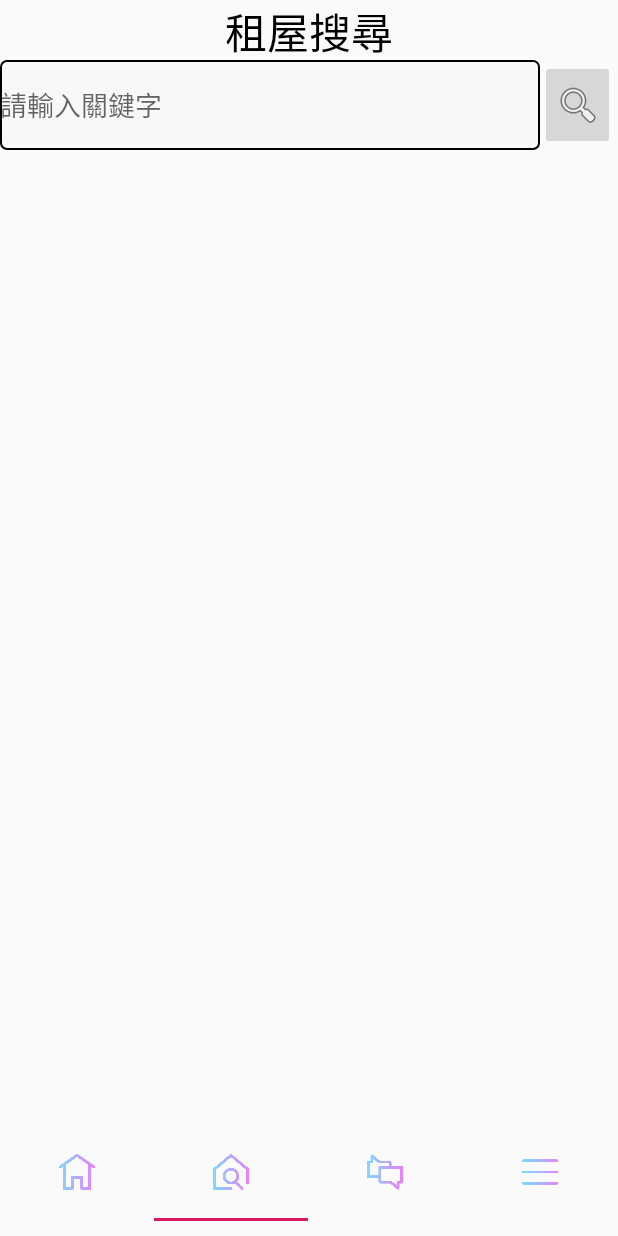
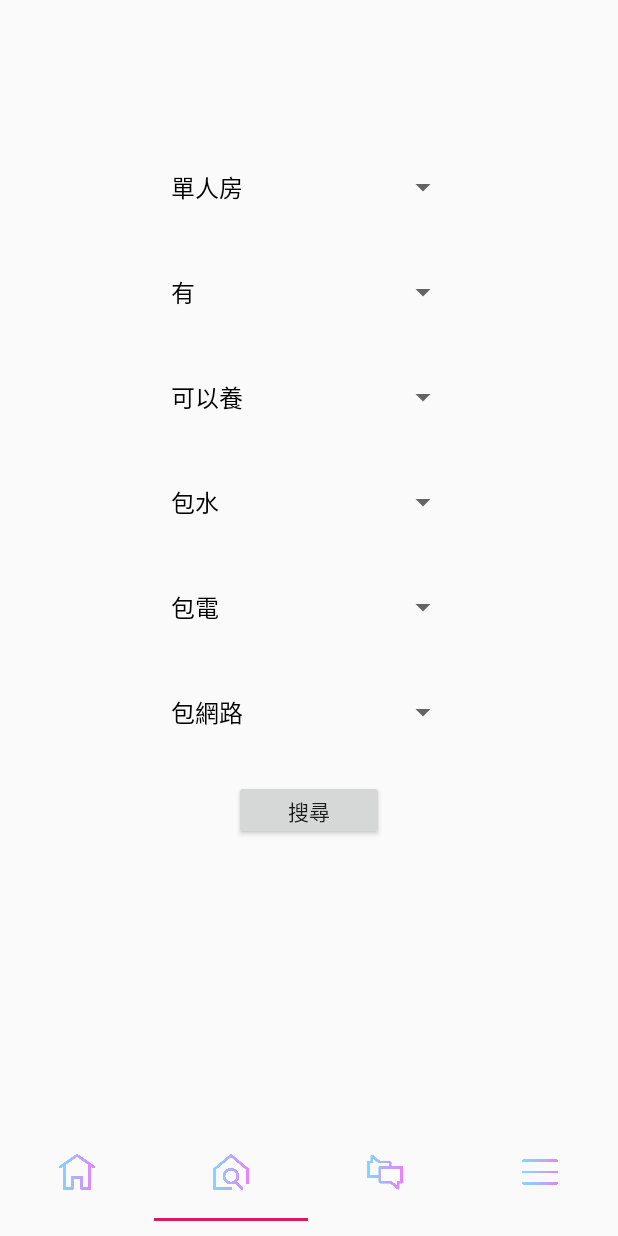
Before and after one commit to Jabo1209/PCCU, an Android app: the StudentSigninSuccess screen opened directly, with no data from a screen before it, item 2 of the bottom bar chosen, on a phone screen of 412 x 824 dp. Run offline under Robolectric (Android 15) with nearby library versions, the phone set to English and light mode, and no system bars.

Commit message:
2019/09/18

```diff
--- a/app/src/main/AndroidManifest.xml
+++ b/app/src/main/AndroidManifest.xml
@@ -4,6 +4,9 @@
     package="com.example.pccu">
 
     <uses-permission android:name="android.permission.INTERNET" />
+    <uses-permission android:name="android.permission.WRITE_SETTINGS"
+        tools:ignore="ProtectedPermissions" />
+    <uses-permission android:name="android.permission.ACCESS_NETWORK_STATE" />
 
     <application
         android:allowBackup="true"
--- a/app/src/main/java/com/example/pccu/LoginSuccess/StudentSigninSuccess.java
+++ b/app/src/main/java/com/example/pccu/LoginSuccess/StudentSigninSuccess.java
@@ -6,11 +6,11 @@ import android.support.v4.app.Fragment;
 import android.support.v4.view.ViewPager;
 import android.support.v7.app.AppCompatActivity;
 
+import com.example.pccu.More.FragmentMore_main;
 import com.example.pccu.R;
 import com.example.pccu.Student_Fragment.SS_Fragment_chateroom;
 import com.example.pccu.Student_Fragment.SS_Fragment_homepage;
-import com.example.pccu.More.FragmentMore_main;
-import com.example.pccu.Student_Fragment.SS_Fragment_search;
+import com.example.pccu.Student_Fragment.SS_Fragment_search_main;
 
 import java.util.ArrayList;
 import java.util.List;
@@ -45,7 +45,7 @@ public class StudentSigninSuccess extends AppCompatActivity {
 
     private void setViewPager(){
         SS_Fragment_homepage myFragment0 = new SS_Fragment_homepage();
-        SS_Fragment_search myFragment1 = new SS_Fragment_search();
+        SS_Fragment_search_main myFragment1 = new SS_Fragment_search_main();
         SS_Fragment_chateroom myFragment2 = new SS_Fragment_chateroom();
         FragmentMore_main myFragment3 = new FragmentMore_main();
         List<Fragment> fragmentList = new ArrayList<Fragment>();
--- a/app/src/main/java/com/example/pccu/Student_Fragment/SS_Fragment_search.java
+++ b/app/src/main/java/com/example/pccu/Student_Fragment/SS_Fragment_search.java
@@ -1,35 +1,25 @@
 package com.example.pccu.Student_Fragment;
 
 import android.os.Bundle;
-import android.support.annotation.NonNull;
 import android.support.v4.app.Fragment;
-import android.support.v7.widget.LinearLayoutManager;
-import android.support.v7.widget.RecyclerView;
+import android.support.v4.app.FragmentManager;
+import android.support.v4.app.FragmentTransaction;
 import android.view.LayoutInflater;
 import android.view.View;
 import android.view.ViewGroup;
-import android.widget.EditText;
-import android.widget.ImageButton;
+import android.widget.AdapterView;
+import android.widget.ArrayAdapter;
+import android.widget.Button;
+import android.widget.Spinner;
+import android.widget.Toast;
 
 import com.example.pccu.R;
-import com.google.android.gms.tasks.OnCompleteListener;
-import com.google.android.gms.tasks.Task;
-import com.google.firebase.firestore.DocumentSnapshot;
-import com.google.firebase.firestore.FirebaseFirestore;
-import com.google.firebase.firestore.Query;
-import com.google.firebase.firestore.QuerySnapshot;
-
-import java.util.ArrayList;
 
 public class SS_Fragment_search extends Fragment {
 
-    private RecyclerView recyclerView;
-    private ArrayList<FirebaseBean> arrayList=new ArrayList<>();
-    private FirebaseFirestore db;
-    private ImageButton search;
-    private AdapterSearch adapterSearch;
-    private EditText editText;
-
+    Button search;
+    Spinner spinner,spinner1,spinner2,spinner3,spinner4,spinner5;
+    String sroom,sparkingspace,spet,swaterfee,selectricityfee,sinternet;
 
     @Override
     public View onCreateView(LayoutInflater inflater, ViewGroup container,
@@ -40,37 +30,144 @@ public class SS_Fragment_search extends Fragment {
         return view;
     }
 
-    private void initView(View view) {
-        search=(ImageButton)view.findViewById(R.id.search_btn);
-        recyclerView=(RecyclerView)view.findViewById(R.id.houseinfo);
-        editText=(EditText)view.findViewById(R.id.keyword);
+    public void initView(View v){
+        spinner=(Spinner) v.findViewById(R.id.spinner);
+        spinner1=(Spinner) v.findViewById(R.id.spinner1);
+        spinner2=(Spinner) v.findViewById(R.id.spinner2);
+        spinner3=(Spinner) v.findViewById(R.id.spinner3);
+        spinner4=(Spinner) v.findViewById(R.id.spinner4);
+        spinner5=(Spinner) v.findViewById(R.id.spinner5);
+        search=(Button)v.findViewById(R.id.button);
 
-        recyclerView.setHasFixedSize(true);
-        recyclerView.setLayoutManager(new LinearLayoutManager(getActivity()));
+        //房型選單
+        final String[] room={"單人房","雙人房","三人房","四人房","家庭式","其他"};
+        final ArrayAdapter<String> roomList = new ArrayAdapter<>(this.getActivity(),
+                android.R.layout.simple_spinner_dropdown_item,
+                room);
+        spinner.setAdapter(roomList);
+        spinner.setOnItemSelectedListener(new AdapterView.OnItemSelectedListener() {
+            @Override
+            public void onItemSelected(AdapterView<?> parent, View view, int position, long id) {
+                sroom=room[position];
+            }
 
-        db=FirebaseFirestore.getInstance();
+            @Override
+            public void onNothingSelected(AdapterView<?> parent) {
+                Toast.makeText(getActivity(),"請選擇內容",Toast.LENGTH_SHORT);
+            }
+        });
+
+        //機車停車位選單
+        final String[] parkingspace={"有","無"};
+        final ArrayAdapter<String> parkingspaceList=new ArrayAdapter<>(this.getActivity(),
+                android.R.layout.simple_spinner_dropdown_item,
+                parkingspace);
+        spinner1.setAdapter(parkingspaceList);
+        spinner1.setOnItemSelectedListener(new AdapterView.OnItemSelectedListener() {
+            @Override
+            public void onItemSelected(AdapterView<?> parent, View view, int position, long id) {
+                sparkingspace=parkingspace[position];
+            }
+
+            @Override
+            public void onNothingSelected(AdapterView<?> parent) {
+                Toast.makeText(getActivity(),"請選擇內容",Toast.LENGTH_SHORT);
+            }
+        });
+
+        //寵物選單
+        final String[] pet={"可以養","不能養"};
+        final ArrayAdapter<String> petList=new ArrayAdapter<>(this.getActivity(),
+                android.R.layout.simple_spinner_dropdown_item,
+                pet);
+        spinner2.setAdapter(petList);
+        spinner2.setOnItemSelectedListener(new AdapterView.OnItemSelectedListener() {
+            @Override
+            public void onItemSelected(AdapterView<?> parent, View view, int position, long id) {
+                spet=pet[position];
+            }
+
+            @Override
+            public void onNothingSelected(AdapterView<?> parent) {
+                Toast.makeText(getActivity(),"請選擇內容",Toast.LENGTH_SHORT);
+            }
+        });
+
+        //水費
+        final String[] WaterFee={"包水","不包水"};
+        final ArrayAdapter<String> WaterFeeList=new ArrayAdapter<>(this.getActivity(),
+                android.R.layout.simple_spinner_dropdown_item,
+                WaterFee);
+        spinner3.setAdapter(WaterFeeList);
+        spinner3.setOnItemSelectedListener(new AdapterView.OnItemSelectedListener() {
+            @Override
+            public void onItemSelected(AdapterView<?> parent, View view, int position, long id) {
+                swaterfee=WaterFee[position];
+            }
+
+            @Override
+            public void onNothingSelected(AdapterView<?> parent) {
+                Toast.makeText(getActivity(),"請選擇內容",Toast.LENGTH_SHORT);
+            }
+        });
+
+        //電費
+        final String[] ElectricityFee={"包電","不包電"};
+        final ArrayAdapter<String> ElectricityFeeList=new ArrayAdapter<>(this.getActivity(),
+                android.R.layout.simple_spinner_dropdown_item,
+                ElectricityFee);
+        spinner4.setAdapter(ElectricityFeeList);
+        spinner4.setOnItemSelectedListener(new AdapterView.OnItemSelectedListener() {
+            @Override
+            public void onItemSelected(AdapterView<?> parent, View view, int position, long id) {
+                selectricityfee=ElectricityFee[position];
+            }
+
+            @Override
+            public void onNothingSelected(AdapterView<?> parent) {
+                Toast.makeText(getActivity(),"請選擇內容",Toast.LENGTH_SHORT);
+            }
+        });
+
+        //網路
+        final String[] internet={"包網路","不包網路"};
+        final ArrayAdapter<String> internetList=new ArrayAdapter<>(this.getActivity(),
+                android.R.layout.simple_spinner_dropdown_item,
+                internet);
+        spinner5.setAdapter(internetList);
+        spinner5.setOnItemSelectedListener(new AdapterView.OnItemSelectedListener() {
+            @Override
+            public void onItemSelected(AdapterView<?> parent, View view, int position, long id) {
+                sinternet=internet[position];
+            }
+
+            @Override
+            public void onNothingSelected(AdapterView<?> parent) {
+                Toast.makeText(getActivity(),"請選擇內容",Toast.LENGTH_SHORT);
+            }
+        });
 
         search.setOnClickListener(new View.OnClickListener() {
             @Override
             public void onClick(View v) {
-                final String keyword=editText.getText().toString();
-                arrayList=new ArrayList<>();
-                Query query=db.collection("houseinfo").whereEqualTo("Title",keyword);
-                query.get().addOnCompleteListener(new OnCompleteListener<QuerySnapshot>() {
-                    @Override
-                    public void onComplete(@NonNull Task<QuerySnapshot> task) {
-                        QuerySnapshot querySnapshot = task.isSuccessful() ? task.getResult() : null;
-                        for (DocumentSnapshot documentSnapshot : querySnapshot.getDocuments()) {
-                            arrayList.add(documentSnapshot.toObject(FirebaseBean.class));
-                        }
-                    }
-                }).addOnCompleteListener(new OnCompleteListener<QuerySnapshot>() {
-                    @Override
-                    public void onComplete(@NonNull Task<QuerySnapshot> task) {
-                        adapterSearch=new AdapterSearch(arrayList,getActivity().getApplicationContext());
-                        recyclerView.setAdapter(adapterSearch);
-                    }
-                });
+                FragmentManager manager = getActivity().getSupportFragmentManager();
+                SS_Fragment_search_result fragment = new SS_Fragment_search_result();
+                manager.beginTransaction()
+                        .setCustomAnimations(R.anim.enter_right_to_left, R.anim.exit_right_to_left,
+                                R.anim.enter_left_to_right, R.anim.exit_left_to_right)
+                        .replace(R.id.frame_search, fragment)
+                        .addToBackStack(null)
+                        .setTransition(FragmentTransaction.TRANSIT_FRAGMENT_OPEN)
+                        .commit();
+
+                Bundle bundle=new Bundle();
+                bundle.putString("room",sroom);
+                bundle.putString("parkingspace",sparkingspace);
+                bundle.putString("pet",spet);
+                bundle.putString("waterfee",swaterfee);
+                bundle.putString("electricityfee",selectricityfee);
+                bundle.putString("internet",sinternet);
+                fragment.setArguments(bundle);
             }
         });
     }
--- /dev/null
+++ b/app/src/main/java/com/example/pccu/Student_Fragment/SS_Fragment_search_main.java
@@ -0,0 +1,30 @@
+package com.example.pccu.Student_Fragment;
+
+import android.os.Bundle;
+import android.support.v4.app.Fragment;
+import android.support.v4.app.FragmentManager;
+import android.support.v4.app.FragmentTransaction;
+import android.view.LayoutInflater;
+import android.view.View;
+import android.view.ViewGroup;
+
+import com.example.pccu.R;
+
+public class SS_Fragment_search_main extends Fragment {
+    @Override
+    public View onCreateView(LayoutInflater inflater, ViewGroup container,
+                             Bundle savedInstanceState) {
+        View view = inflater.inflate(R.layout.activity_search_frame, container, false);
+
+        initView(view);
+        return view;
+    }
+
+    private void initView(View view){
+        FragmentManager fragmentManager = getActivity().getSupportFragmentManager();
+        FragmentTransaction transaction = fragmentManager.beginTransaction();
+        SS_Fragment_search fragment = new SS_Fragment_search();
+        transaction.add(R.id.frame_search, fragment);
+        transaction.commit();
+    }
+}
--- a/app/src/main/res/layout/activity_search.xml
+++ b/app/src/main/res/layout/activity_search.xml
@@ -1,67 +1,56 @@
 <?xml version="1.0" encoding="utf-8"?>
-<LinearLayout xmlns:android="http://schemas.android.com/apk/res/android"
-    xmlns:app="http://schemas.android.com/apk/res-auto"
-    xmlns:tools="http://schemas.android.com/tools"
-    android:layout_width="match_parent"
+<LinearLayout
+    xmlns:android="http://schemas.android.com/apk/res/android" android:layout_width="match_parent"
     android:layout_height="match_parent"
     android:orientation="vertical">
 
-    <LinearLayout
-        android:layout_width="match_parent"
+    <Spinner
+        android:id="@+id/spinner"
+        android:layout_gravity="center"
+        android:layout_marginTop="100dp"
+        android:layout_marginBottom="20dp"
+        android:layout_width="200dp"
+        android:layout_height="50dp" />
+
+    <Spinner
+        android:id="@+id/spinner1"
+        android:layout_gravity="center"
+        android:layout_marginBottom="20dp"
+        android:layout_width="200dp"
+        android:layout_height="50dp" />
+
+    <Spinner
+        android:id="@+id/spinner2"
+        android:layout_gravity="center"
+        android:layout_marginBottom="20dp"
+        android:layout_width="200dp"
+        android:layout_height="50dp" />
+
+    <Spinner
+        android:id="@+id/spinner3"
+        android:layout_gravity="center"
+        android:layout_marginBottom="20dp"
+        android:layout_width="200dp"
+        android:layout_height="50dp" />
+
+    <Spinner
+        android:id="@+id/spinner4"
+        android:layout_gravity="center"
+        android:layout_marginBottom="20dp"
+        android:layout_width="200dp"
+        android:layout_height="50dp" />
+
+    <Spinner
+        android:id="@+id/spinner5"
+        android:layout_gravity="center"
+        android:layout_marginBottom="20dp"
+        android:layout_width="200dp"
+        android:layout_height="50dp" />
+
+    <Button
+        android:id="@+id/button"
+        android:layout_gravity="center"
+        android:layout_width="100dp"
         android:layout_height="40dp"
-        android:orientation="horizontal" >
-
-        <TextView
-            android:id="@+id/Searchtitle"
-            android:layout_width="0dp"
-            android:layout_height="match_parent"
-            android:layout_weight="10"
-            android:gravity="center"
-            android:hapticFeedbackEnabled="false"
-            android:text="@string/string_tv7"
-            android:textColor="@color/black"
-            android:textSize="28sp"
-            app:layout_constraintBottom_toBottomOf="parent"
-            app:layout_constraintHorizontal_bias="0.0"
-            app:layout_constraintLeft_toLeftOf="parent"
-            app:layout_constraintRight_toRightOf="parent"
-            app:layout_constraintTop_toTopOf="parent"
-            app:layout_constraintVertical_bias="0.0" />
-
-    </LinearLayout>
-
-    <LinearLayout
-        android:layout_width="match_parent"
-        android:layout_height="60dp"
-        android:orientation="horizontal" >
-
-        <EditText
-            android:id="@+id/keyword"
-            android:layout_width="360dp"
-            android:layout_height="match_parent"
-            android:hint="請輸入關鍵字"
-            android:gravity="left|center"
-            android:singleLine="true"
-            android:background="@drawable/textview_border"/>
-
-        <ImageButton
-            android:id="@+id/search_btn"
-            android:layout_width="50dp"
-            android:layout_height="match_parent"
-            app:srcCompat="@android:drawable/ic_menu_search" />
-
-    </LinearLayout>
-
-    <LinearLayout
-        android:layout_width="match_parent"
-        android:layout_height="match_parent"
-        android:orientation="horizontal">
-
-        <android.support.v7.widget.RecyclerView
-            android:id="@+id/houseinfo"
-            android:layout_width="match_parent"
-            android:layout_height="match_parent" />
-
-    </LinearLayout>
-
+        android:text="搜尋" />
 </LinearLayout>
--- /dev/null
+++ b/app/src/main/res/layout/activity_search_frame.xml
@@ -0,0 +1,12 @@
+<?xml version="1.0" encoding="utf-8"?>
+<LinearLayout
+    xmlns:android="http://schemas.android.com/apk/res/android" android:layout_width="match_parent"
+    android:layout_height="match_parent">
+
+    <FrameLayout
+        android:id="@+id/frame_search"
+        android:layout_width="match_parent"
+        android:layout_height="match_parent">
+
+    </FrameLayout>
+</LinearLayout>
--- /dev/null
+++ b/app/src/main/res/layout/activity_search_houseinfo.xml
@@ -0,0 +1,6 @@
+<?xml version="1.0" encoding="utf-8"?>
+<LinearLayout xmlns:android="http://schemas.android.com/apk/res/android"
+    android:orientation="vertical" android:layout_width="match_parent"
+    android:layout_height="match_parent">
+
+</LinearLayout>
```
Also changed, not shown: app/src/main/java/com/example/pccu/Student_Fragment/SS_Fragment_search_houseinfo.java (added, +20 -0 lines), app/src/main/java/com/example/pccu/Student_Fragment/SS_Fragment_search_result.java (added, +82 -0 lines), app/src/main/res/layout/activity_search_result.xml (added, +45 -0 lines), app/build.gradle (line endings or trailing spaces).
